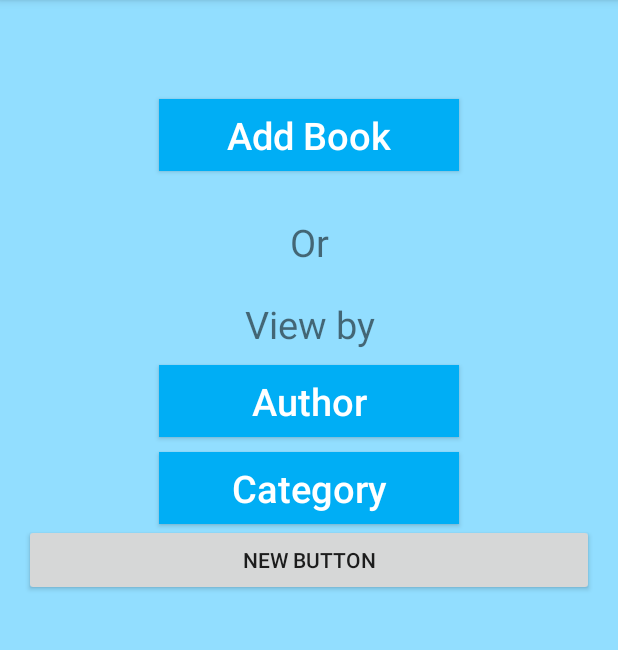
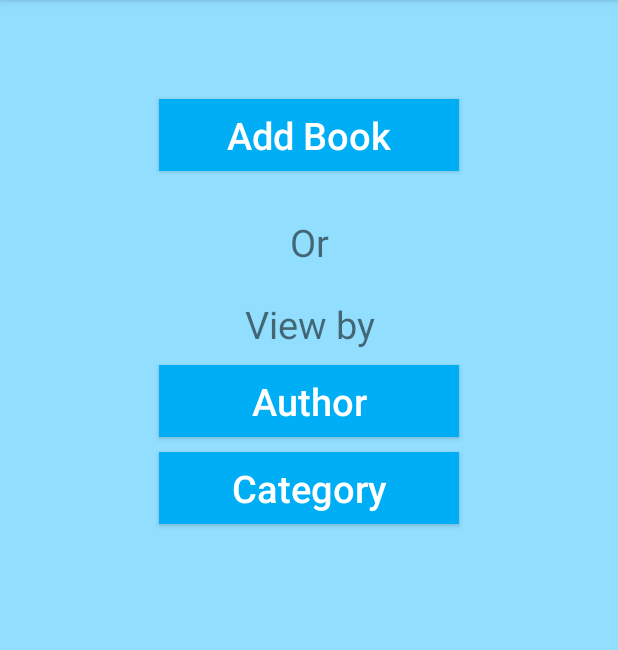
Before and after one commit to mknishad/i-library, an Android app: the HomeActivity screen opened directly, with no data from a screen before it, on a phone screen of 412 x 824 dp, the part 84-734 px from its top. Run offline under Robolectric (Android 15) with nearby library versions, the phone set to English and light mode, and no system bars.

Commit message:
remove extra button from home activity

```diff
--- a/app/src/main/res/layout/activity_add_book.xml
+++ b/app/src/main/res/layout/activity_add_book.xml
@@ -56,7 +56,7 @@
         android:textColor="@color/colorWhite"
         android:background="@color/colorSkyBlue"
         android:onClick="gotoPreviousActivity"
-        android:layout_width="150dp"
+        android:layout_width="120dp"
         android:layout_height="wrap_content" />
 
     <Button
@@ -70,7 +70,7 @@
         android:textColor="@color/colorWhite"
         android:background="@color/colorSkyBlue"
         android:onClick="saveData"
-        android:layout_width="150dp"
+        android:layout_width="120dp"
         android:layout_height="wrap_content" />
 
 </RelativeLayout>
--- a/app/src/main/res/layout/activity_home.xml
+++ b/app/src/main/res/layout/activity_home.xml
@@ -73,11 +73,4 @@
         android:layout_width="200dp"
         android:layout_height="wrap_content" />
 
-    <Button
-        android:id="@+id/newButton"
-        android:layout_below="@+id/btnCategory"
-        android:text="new button"
-        android:layout_width="match_parent"
-        android:layout_height="wrap_content" />
-
 </RelativeLayout>
```
